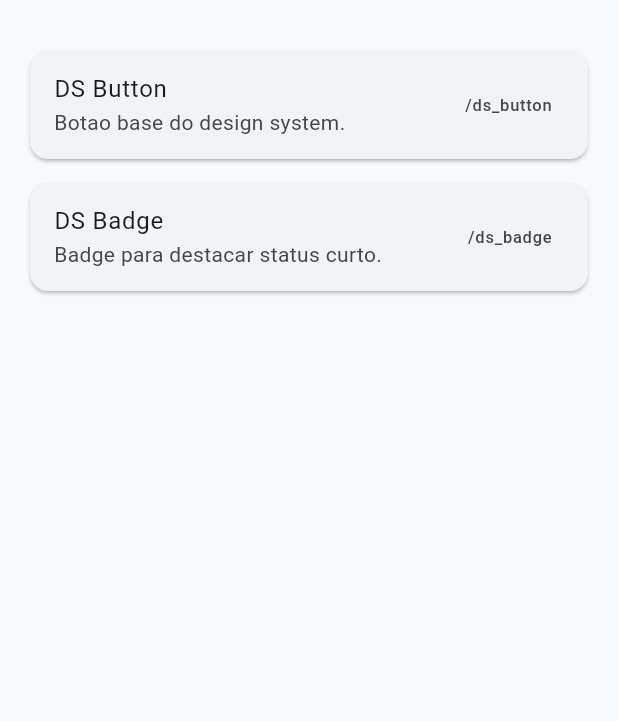
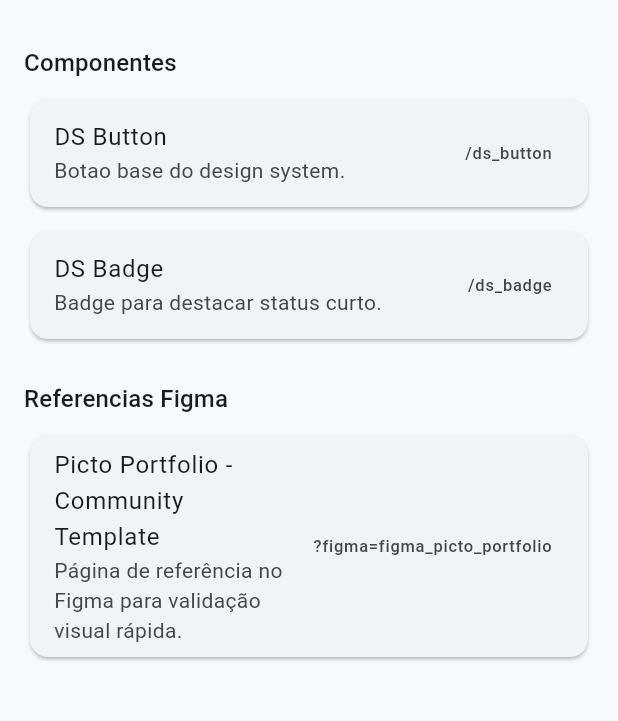
Before and after one commit to pablostefan/morphix, a Flutter app: the screen it shows after launch, on a phone screen of 412 x 824 dp, the part 63-784 px from its top. Run offline on Flutter 3.47's test engine with Material 3 defaults, Android fonts, the phone set to English and light mode, and no system bars; missing offline and left inert: dart:html, dart:ui_web.

Commit message:
feat: Integrate Figma API for dynamic page rendering and external link handling
- Added Figma Webview support in README and playbook documentation.
- Implemented Figma API integration with modular structure in `lib/src/figma/`.
- Created `figma_config.dart` for API token management.
- Developed `figma_service.dart` for API requests and responses handling.
- Introduced `figma_registry.dart` for managing registered Figma files.
- Added `figma_page_view.dart` for rendering Figma pages with screenshots.
- Implemented external link opening functionality with platform-specific handling.
- Enhanced error handling and loading states in Figma page rendering.
- Updated main application logic to support Figma file selection via URL parameters.

```diff
--- a/morphix_ds_catalog/lib/main.dart
+++ b/morphix_ds_catalog/lib/main.dart
@@ -4,6 +4,7 @@ import 'package:flutter/services.dart';
 import 'src/compare_frame.dart';
 import 'src/component_registry.dart';
 import 'src/engine/preview_engine.dart';
+import 'src/figma/index.dart';
 import 'src/review_actions.dart';
 
 void main() {
@@ -30,6 +31,7 @@ class DsCatalogApp extends StatelessWidget {
 _CatalogRouteState _routeStateFromUrl() {
   final query = Uri.base.queryParameters;
   final componentFromQuery = query['component'];
+  final figmaFromQuery = query['figma'];
 
   if (query['compare'] == '1' &&
       componentFromQuery != null &&
@@ -49,6 +51,10 @@ _CatalogRouteState _routeStateFromUrl() {
   if (componentFromQuery != null &&
       catalogComponentById.containsKey(componentFromQuery)) {
     return _CatalogRouteState(selectedComponentId: componentFromQuery);
+  }
+
+  if (figmaFromQuery != null && registeredFigmaFileById.containsKey(figmaFromQuery)) {
+    return _CatalogRouteState(selectedFigmaFileId: figmaFromQuery);
   }
 
   final segments = Uri.base.pathSegments
@@ -77,10 +83,12 @@ String _currentBranchSlug() {
 class _CatalogRouteState {
   const _CatalogRouteState({
     this.selectedComponentId,
+    this.selectedFigmaFileId,
     this.compareConfig,
   });
 
   final String? selectedComponentId;
+  final String? selectedFigmaFileId;
   final _CompareConfig? compareConfig;
 }
 
@@ -112,18 +120,22 @@ class _CatalogHomePage extends StatelessWidget {
     final selected = routeState.selectedComponentId == null
         ? null
         : catalogComponentById[routeState.selectedComponentId!];
+    final selectedFigma = routeState.selectedFigmaFileId == null
+        ? null
+        : registeredFigmaFileById[routeState.selectedFigmaFileId!];
 
     return Scaffold(
-      appBar: AppBar(
-        title: Text(_titleForState(selected)),
-      ),
-      body: _buildBody(selected),
+      appBar: AppBar(title: Text(_titleForState(selected, selectedFigma))),
+      body: _buildBody(selected, selectedFigma),
     );
   }
 
-  String _titleForState(CatalogPreview? selected) {
+  String _titleForState(CatalogPreview? selected, RegisteredFigmaFile? figmaFile) {
     if (routeState.compareConfig != null) {
       return 'Morphix DS Compare';
+    }
+    if (figmaFile != null) {
+      return 'Morphix DS - ${figmaFile.title}';
     }
     if (selected != null) {
       return 'Morphix DS - ${selected.title}';
@@ -131,9 +143,12 @@ class _CatalogHomePage extends StatelessWidget {
     return 'Morphix DS Catalog';
   }
 
-  Widget _buildBody(CatalogPreview? selected) {
+  Widget _buildBody(CatalogPreview? selected, RegisteredFigmaFile? figmaFile) {
     if (routeState.compareConfig != null) {
       return _CatalogCompareView(config: routeState.compareConfig!);
+    }
+    if (figmaFile != null) {
+      return FigmaPageView(fileId: figmaFile.fileId);
     }
     if (selected == null) {
       return const _CatalogIndexView();
@@ -147,20 +162,48 @@ class _CatalogIndexView extends StatelessWidget {
 
   @override
   Widget build(BuildContext context) {
-    return ListView.separated(
+    return ListView(
       padding: const EdgeInsets.all(16),
-      itemCount: catalogComponents.length,
-      separatorBuilder: (_, _) => const SizedBox(height: 8),
-      itemBuilder: (context, index) {
-        final component = catalogComponents[index];
-        return Card(
+      children: [
+        Text('Componentes', style: Theme.of(context).textTheme.titleMedium),
+        const SizedBox(height: 8),
+        for (final component in catalogComponents) ...[
+          Card(
             child: ListTile(
               title: Text(component.title),
               subtitle: Text(component.description),
               trailing: Text('/${component.id}'),
             ),
+          ),
+          const SizedBox(height: 8),
+        ],
+        const SizedBox(height: 16),
+        Text(
+          'Referencias Figma',
+          style: Theme.of(context).textTheme.titleMedium,
+        ),
+        const SizedBox(height: 8),
+        for (final file in registeredFigmaFiles) ...[
+          Card(
+            child: ListTile(
+              title: Text(file.title),
+              subtitle: Text(file.description ?? file.fileId),
+              trailing: Text('?figma=${file.id}'),
+              onTap: () {
+                Navigator.of(context).push(
+                  MaterialPageRoute<void>(
+                    builder: (_) => Scaffold(
+                      appBar: AppBar(title: Text('Morphix DS - ${file.title}')),
+                      body: FigmaPageView(fileId: file.fileId),
+                    ),
+                  ),
                 );
               },
+            ),
+          ),
+          const SizedBox(height: 8),
+        ],
+      ],
     );
   }
 }
@@ -184,6 +227,8 @@ class _CatalogComponentView extends StatelessWidget {
     );
   }
 }
+
+
 
 class _CatalogCompareView extends StatefulWidget {
   const _CatalogCompareView({required this.config});
@@ -334,9 +379,7 @@ class _CatalogCompareViewState extends State<_CatalogCompareView> {
       host: Uri.base.host,
       port: Uri.base.hasPort ? Uri.base.port : null,
       path: '/morphix/$branch/$componentId',
-      queryParameters: {
-        'v': version,
-      },
+      queryParameters: {'v': version},
     ).toString();
   }
 
@@ -727,10 +770,7 @@ class _ComparePanel extends StatelessWidget {
             Row(
               children: [
                 Expanded(
-                  child: SelectableText(
-                    url,
-                    style: theme.textTheme.bodySmall,
-                  ),
+                  child: SelectableText(url, style: theme.textTheme.bodySmall),
                 ),
                 const SizedBox(width: 8),
                 Tooltip(
@@ -764,8 +804,8 @@ class _ComparePanel extends StatelessWidget {
 
   void _copyUrl(BuildContext context) {
     Clipboard.setData(ClipboardData(text: url));
-    ScaffoldMessenger.of(context).showSnackBar(
-      const SnackBar(content: Text('URL copiada')),
-    );
+    ScaffoldMessenger.of(
+      context,
+    ).showSnackBar(const SnackBar(content: Text('URL copiada')));
   }
 }
--- /dev/null
+++ b/morphix_ds_catalog/lib/src/figma/figma_config.dart
@@ -0,0 +1,27 @@
+// ignore: dangling_library_doc_comments
+/// Configuração de acesso à Figma API.
+///
+/// SETUP:
+/// 1. Obtenha seu token em https://www.figma.com/developers/api#access-tokens
+/// 2. Defina a variável de ambiente: export FIGMA_API_TOKEN="seu_token_aqui"
+/// 3. Ou declare aqui (NOT RECOMMENDED para repos públicos):
+///    const String _figmaToken = 'figd_...';
+///
+/// Em produção, use const String.fromEnvironment() ou similar.
+
+const String figmaApiToken = String.fromEnvironment(
+  'FIGMA_API_TOKEN',
+  defaultValue: '',
+);
+
+/// Host da Figma API.
+const String figmaApiHost = 'api.figma.com';
+
+/// Versão da API.
+const String figmaApiVersion = 'v1';
+
+/// Timeout padrão para requisições.
+const Duration figmaApiTimeout = Duration(seconds: 30);
+
+/// Valida se o token foi configurado.
+bool isFigmaTokenConfigured() => figmaApiToken.isNotEmpty;
--- /dev/null
+++ b/morphix_ds_catalog/lib/src/figma/figma_external_link_opener.dart
@@ -0,0 +1,6 @@
+// ignore: dangling_library_doc_comments
+/// Serviço de abertura de links externos.
+/// Export condicional baseado em plataforma.
+
+export 'figma_external_link_opener_stub.dart'
+    if (dart.library.html) 'figma_external_link_opener_web.dart';
--- /dev/null
+++ b/morphix_ds_catalog/lib/src/figma/figma_registry.dart
@@ -0,0 +1,51 @@
+// ignore: dangling_library_doc_comments
+/// Registro de arquivos e páginas Figma disponíveis no catálogo.
+
+/// Metadados de um arquivo Figma registrado.
+class RegisteredFigmaFile {
+  const RegisteredFigmaFile({
+    required this.id,
+    required this.fileId,
+    required this.title,
+    required this.pageNames,
+    this.description,
+    this.designUrl,
+  });
+
+  /// Identificador único na app (ex: 'figma_picto_portfolio').
+  final String id;
+
+  /// ID do arquivo Figma (obtido da URL, antes da barra).
+  final String fileId;
+
+  /// Título para exibição (ex: 'Picto Portfolio - Community Template').
+  final String title;
+
+  /// Nomes das páginas dentro do arquivo a mostrar.
+  /// Se vazio, mostra todas.
+  final List<String> pageNames;
+
+  /// Descrição opcional.
+  final String? description;
+
+  /// URL do design (link original no Figma).
+  final String? designUrl;
+}
+
+/// Registro canônico de arquivos Figma disponíveis no catálogo.
+const List<RegisteredFigmaFile> registeredFigmaFiles = [
+  RegisteredFigmaFile(
+    id: 'figma_picto_portfolio',
+    fileId: 'dNJqJo3t7XdPOiBNDA2cfm',
+    title: 'Picto Portfolio - Community Template',
+    pageNames: ['Design', 'Components'],
+    description: 'Página de referência no Figma para validação visual rápida.',
+    designUrl:
+        'https://www.figma.com/design/dNJqJo3t7XdPOiBNDA2cfm/Picto---Personal-Portfolio-Free-Template--Community---Community-?node-id=85-2552&t=aiP4jncdbuVRcp7u-4',
+  ),
+];
+
+/// Índice para lookup rápido por ID.
+final Map<String, RegisteredFigmaFile> registeredFigmaFileById = {
+  for (final file in registeredFigmaFiles) file.id: file,
+};
--- /dev/null
+++ b/morphix_ds_catalog/lib/src/figma/index.dart
@@ -0,0 +1,8 @@
+// Barrel export para todo o módulo Figma
+
+export 'figma_config.dart';
+export 'figma_external_link_opener.dart';
+export 'figma_models.dart';
+export 'figma_page_view.dart';
+export 'figma_registry.dart';
+export 'figma_service.dart';
```
Also changed, not shown: morphix_ds_catalog/lib/src/figma/figma_external_link_opener_stub.dart (added, +8 -0 lines), morphix_ds_catalog/lib/src/figma/figma_external_link_opener_web.dart (added, +19 -0 lines), morphix_ds_catalog/lib/src/figma/figma_models.dart (added, +106 -0 lines), morphix_ds_catalog/lib/src/figma/figma_page_view.dart (added, +244 -0 lines), morphix_ds_catalog/lib/src/figma/figma_service.dart (added, +153 -0 lines), 5 other files. Lines whose indentation alone changed are shown as unchanged.
